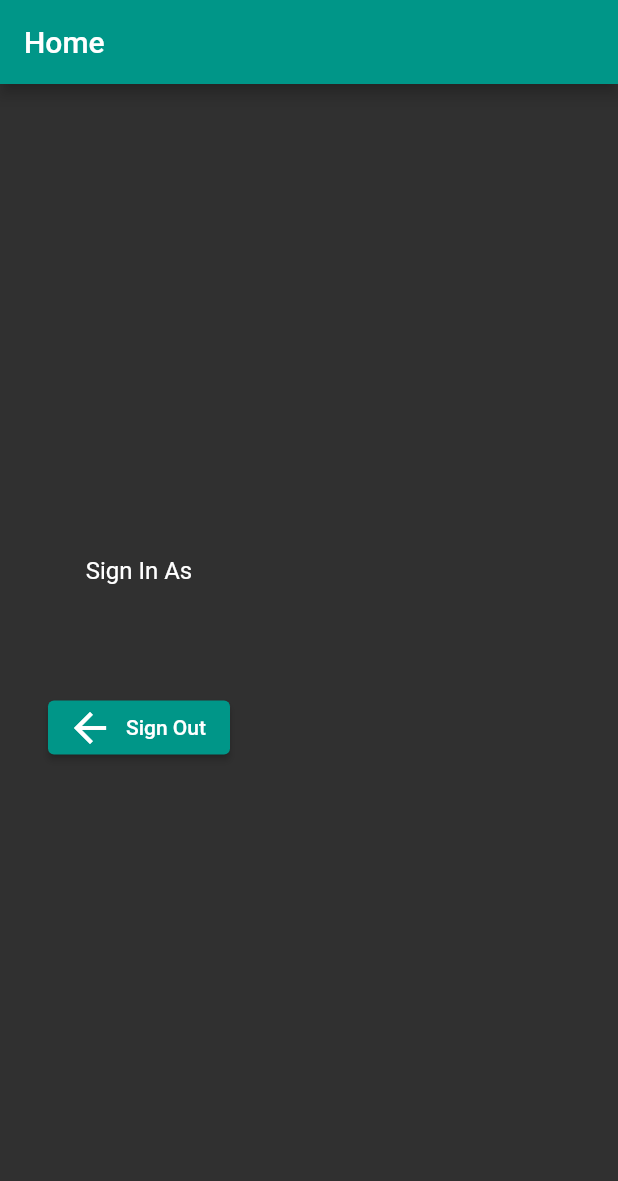
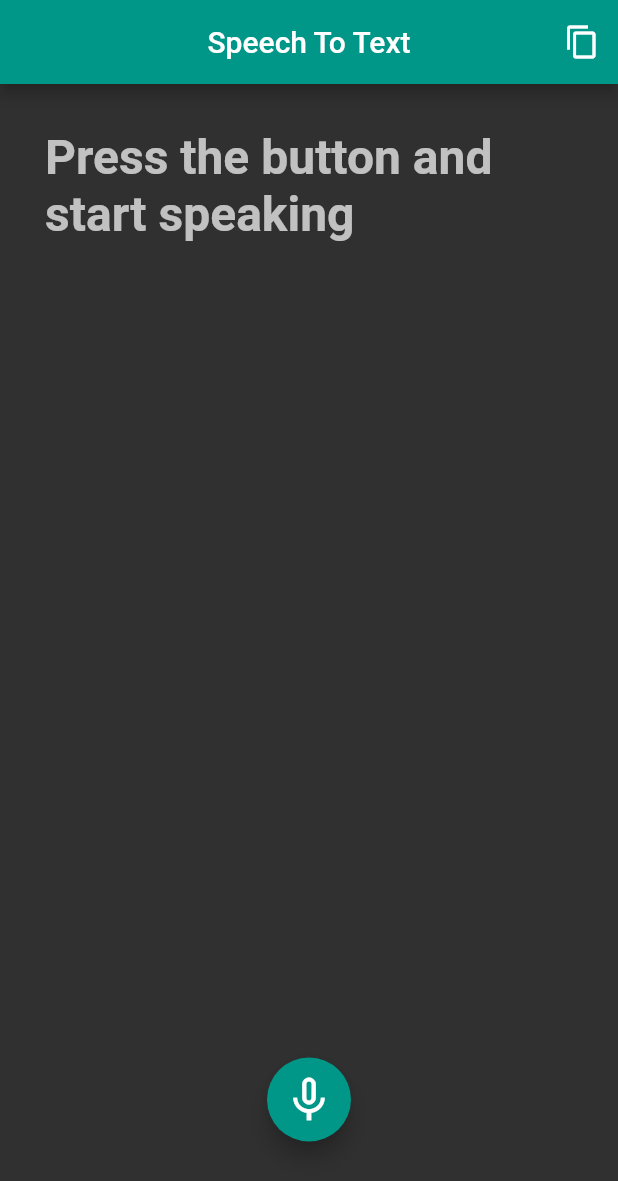
Before and after one commit to MatanTal2/final-project, a Flutter app: the screen it shows once a user with an empty profile is signed in, on a phone screen of 412 x 824 dp. Shown: the top 1181 px of the screen. Run offline on Flutter 3.47's test engine with Material 2 defaults, Android fonts, the phone set to English and light mode, and no system bars; drawn by our look-alikes of avatar_glow; our stand-ins replace email_validator, firebase_auth, firebase_core, speech_to_text; missing offline and left inert: clipboard, highlight_text; accounts and stored records are empty.

Commit message:
add speech to text capability in default system language

```diff
--- /dev/null
+++ b/lib/api/speech_api.dart
@@ -0,0 +1,25 @@
+import 'package:flutter/material.dart';
+import 'package:speech_to_text/speech_to_text.dart';
+
+class SpeechApi {
+  static final _speech = SpeechToText();
+
+  static Future<bool> toggleRecording({
+    required Function(String text) onResult,
+    required ValueChanged<bool> onListening,
+  }) async {
+    if (_speech.isListening){
+      _speech.stop();
+      return true;
+    }
+    final isAvailable = await _speech.initialize(
+      onStatus: (status)=> onListening(_speech.isListening),
+      onError: (e) => print('Error $e'),
+    );
+
+    if (isAvailable) {
+      _speech.listen(onResult: (value) => onResult(value.recognizedWords));
+    }
+    return isAvailable;
+  }
+}
--- a/lib/main.dart
+++ b/lib/main.dart
@@ -1,5 +1,6 @@
-import 'package:final_project/presentation/auth_page.dart';
-import 'package:final_project/presentation/home_page.dart';
+import 'package:final_project/page/auth_page.dart';
+import 'package:final_project/page/home_page.dart';
+import 'package:final_project/page/speech_page.dart';
 import 'package:final_project/presentation/profile_screen.dart';
 import 'package:final_project/presentation/utils.dart';
 
@@ -57,7 +58,7 @@ class MainPage extends StatelessWidget {
                 child: Text("Something went wrong!"),
               );
             } else if (snapshot.hasData) {
-              return const HomePage();
+              return const SpeechPage();
             } else {
               return const AuthPage();
             }
--- a/lib/presentation/auth_page.dart
+++ b/lib/page/auth_page.dart
@@ -1,5 +1,5 @@
-import 'package:final_project/presentation/login_widget.dart';
-import 'package:final_project/presentation/signup_widget.dart';
+import 'package:final_project/widget/login_widget.dart';
+import 'package:final_project/widget/signup_widget.dart';
 import 'package:flutter/cupertino.dart';
 
 class AuthPage extends StatefulWidget {
--- /dev/null
+++ b/lib/page/speech_page.dart
@@ -0,0 +1,70 @@
+import 'package:avatar_glow/avatar_glow.dart';
+import 'package:final_project/api/speech_api.dart';
+import 'package:flutter/cupertino.dart';
+import 'package:flutter/material.dart';
+import 'package:clipboard/clipboard.dart';
+
+import '../presentation/utils.dart';
+
+class SpeechPage extends StatefulWidget {
+  const SpeechPage({Key? key}) : super(key: key);
+
+  @override
+  State<SpeechPage> createState() => _SpeechPageState();
+}
+
+class _SpeechPageState extends State<SpeechPage> {
+  String _text = 'Press the button and start speaking';
+  bool _isListening = false;
+
+  @override
+  Widget build(BuildContext context) => Scaffold(
+        appBar: AppBar(
+          title: const Text(
+            "Speech To Text",
+          ),
+          centerTitle: true,
+          actions: [
+            Builder(
+                builder: (context) => IconButton(
+                      onPressed: () async {
+                        await FlutterClipboard.copy(_text);
+                        // feedback to user when click the button
+                        // TODO: add to Utils showSnackBar more option.
+                        Utils.showSnackBar("Copied to clipboard", Colors.tealAccent);
+                      },
+                      icon: const Icon(Icons.content_copy),
+                    )),
+          ],
+        ),
+        body: SingleChildScrollView(
+          reverse: true,
+          padding: const EdgeInsets.all(30.0).copyWith(bottom: 150.0),
+          child: Text(
+            _text,
+            style: const TextStyle(
+              fontSize: 32.0,
+              color: Colors.white70,
+              fontWeight: FontWeight.bold,
+            ),
+          ),
+        ),
+        floatingActionButtonLocation: FloatingActionButtonLocation.centerFloat,
+        floatingActionButton: AvatarGlow(
+          animate: _isListening,
+          endRadius: 75.0,
+          glowColor: Theme.of(context).primaryColor,
+          child: FloatingActionButton(
+            onPressed: toggleRecording,
+            child: Icon(
+              _isListening ? Icons.mic : Icons.mic_none,
+              size: 36.0,
+            ),
+          ),
+        ),
+      );
+
+  Future toggleRecording() => SpeechApi.toggleRecording(
+      onResult: (text) => setState(() => _text = text),
+      onListening: (isListening) => setState(() => _isListening = isListening));
+}
--- a/lib/presentation/home_page.dart
+++ /dev/null
@@ -1,51 +0,0 @@
-import 'package:firebase_auth/firebase_auth.dart';
-import 'package:flutter/material.dart';
-
-class HomePage extends StatelessWidget {
-  const HomePage({Key? key}) : super(key: key);
-
-  @override
-  Widget build(BuildContext context) {
-    final user = FirebaseAuth.instance.currentUser!;
-
-    return Scaffold(
-      appBar: AppBar(
-        title: const Text("Home"),
-      ),
-      body: Padding(
-        padding: const EdgeInsets.all(32.0),
-        child: Column(
-          mainAxisAlignment: MainAxisAlignment.center,
-          children: [
-            const Text(
-              "Sign In As",
-              style: TextStyle(
-                fontSize: 16.0,
-              ),
-            ),
-            const SizedBox(
-              height: 8.0,
-            ),
-            Text(
-              user.email!,
-              style: const TextStyle(
-                fontSize: 20,
-                fontWeight: FontWeight.bold,
-              ),
-            ),
-            const SizedBox(
-              height: 40.0,
-            ),
-            ElevatedButton.icon(
-                onPressed: () => FirebaseAuth.instance.signOut(),
-                icon: const Icon(
-                  Icons.arrow_back,
-                  size: 32.0,
-                ),
-                label: const Text("Sign Out"))
-          ],
-        ),
-      ),
-    );
-  }
-}
--- a/lib/presentation/utils.dart
+++ b/lib/presentation/utils.dart
@@ -3,11 +3,12 @@ import 'package:flutter/material.dart';
 class Utils {
   static final messengerKey = GlobalKey<ScaffoldMessengerState>();
 
-  static showSnackBar(String? text) {
+  static showSnackBar(String? text, Color? color) {
     if (text == null) return;
+    color ??= Colors.amber;
     final snackBar = SnackBar(
       content: Text(text),
-      backgroundColor: Colors.red,
+      backgroundColor: color,
     );
 
     messengerKey.currentState!
--- a/lib/presentation/login_widget.dart
+++ b/lib/widget/login_widget.dart
@@ -157,7 +157,7 @@ class _LoginWidgetState extends State<LoginWidget> {
     } on FirebaseAuthException catch (e) {
       print(e);
 
-      Utils.showSnackBar(e.message);
+      Utils.showSnackBar(e.message, Colors.red);
     }
     navigatorKey.currentState!.popUntil((route) => route.isFirst);
   }
--- a/lib/presentation/signup_widget.dart
+++ b/lib/widget/signup_widget.dart
@@ -56,7 +56,7 @@ class _SignUpWidgetState extends State<SignUpWidget> {
                 height: 20.0,
               ),
               const Text(
-                "Welcome Back",
+                "Welcome, Sign UP!",
                 textAlign: TextAlign.center,
                 style: TextStyle(
                   fontWeight: FontWeight.bold,
@@ -129,7 +129,7 @@ class _SignUpWidgetState extends State<SignUpWidget> {
               ),
               RichText(
                 text: TextSpan(
-                  text: "No Account? ",
+                  text: "Already Have an account? ",
                   children: [
                     TextSpan(
                       recognizer: TapGestureRecognizer()
@@ -164,7 +164,7 @@ class _SignUpWidgetState extends State<SignUpWidget> {
     } on FirebaseAuthException catch (e) {
       print(e);
 
-      Utils.showSnackBar(e.message);
+      Utils.showSnackBar(e.message, Colors.red);
     }
     navigatorKey.currentState!.popUntil((route) => route.isFirst);
   }
--- a/pubspec.yaml
+++ b/pubspec.yaml
@@ -40,6 +40,7 @@ dependencies:
   avatar_glow: ^2.0.2
   highlight_text: ^1.3.0
   email_validator: ^2.0.1
+  clipboard: ^0.1.3
 
 dev_dependencies:
   flutter_test:
```
Also changed, not shown: lib/page/home_page.dart (added, +53 -0 lines), 3 other files.
